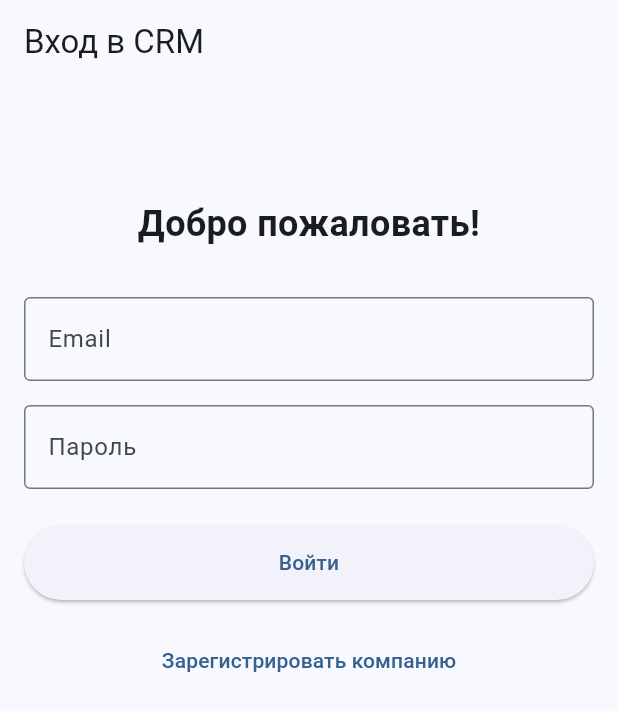
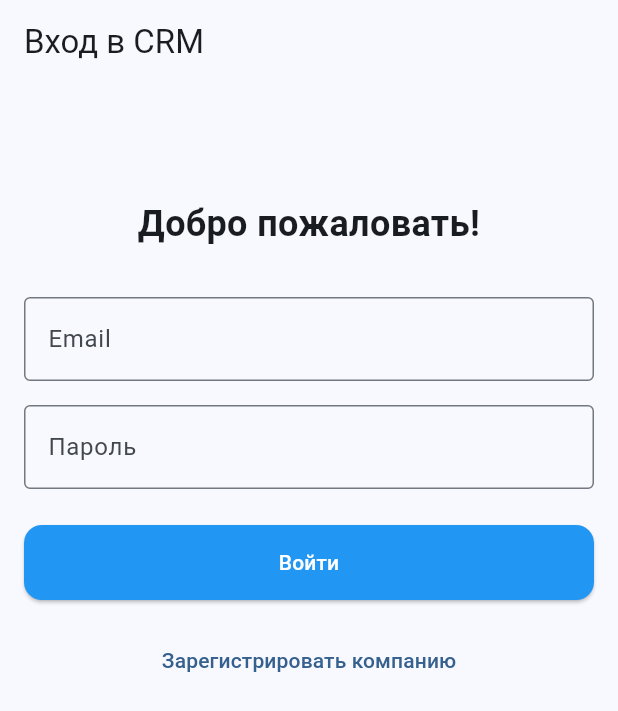
Before and after one commit to rgobov/crm, a Flutter app: the screen it shows after launch, on a phone screen of 412 x 824 dp. Shown: the top 711 px of the screen. Run offline on Flutter 3.47's test engine with Material 3 defaults, Android fonts, the phone set to English and light mode, and no system bars; our stand-ins replace connectivity_plus, dio, flutter_secure_storage, get_it, shared_preferences, table_calendar; missing offline and left inert: linked_scroll_controller, stomp_dart_client, telegram_web_app; accounts and stored records are empty; network calls fail.

Commit message:
стилизация под телеграм

```diff
--- a/lib/main.dart
+++ b/lib/main.dart
@@ -11,36 +11,64 @@ import 'package:try_neuro/core/utils/platform_utils.dart';
 import 'package:flutter/foundation.dart';
 
 void main() {
-  // Максимально стандартный запуск без лишних оберток
   WidgetsFlutterBinding.ensureInitialized();
   setupServiceLocator();
   runApp(const MyApp());
 }
 
-class MyApp extends StatelessWidget {
+class MyApp extends StatefulWidget {
   const MyApp({super.key});
 
   @override
-  Widget build(BuildContext context) {
-    // Фоновые задачи запускаем через минимальную задержку
-    Timer.run(() async {
+  State<MyApp> createState() => _MyAppState();
+}
+
+class _MyAppState extends State<MyApp> {
+  @override
+  void initState() {
+    super.initState();
+    _initApp();
+  }
+
+  Future<void> _initApp() async {
     await initializeDateFormatting('ru_RU', null);
     Intl.defaultLocale = 'ru_RU';
 
+    // Если мы в Telegram, сообщаем ему, что приложение готово
     if (kIsWeb && PlatformUtils.instance.isTelegramSupported) {
       PlatformUtils.instance.ready();
+      PlatformUtils.instance.expand(); // Разворачиваем на весь экран
     }
 
     sl<SyncService>().start();
     sl<TimeService>().sync().catchError((e) => debugPrint('Sync error: $e'));
-    });
+  }
+
+  @override
+  Widget build(BuildContext context) {
+    // Получаем цвет кнопки из Telegram или используем стандартный синий
+    final Color primaryColor = PlatformUtils.instance.telegramButtonColor ?? Colors.blue;
+    final bool isDark = PlatformUtils.instance.isTelegramDarkMode;
 
     return MaterialApp(
       title: 'Try Neuro CRM',
       debugShowCheckedModeBanner: false,
       theme: ThemeData(
         useMaterial3: true,
-        colorScheme: ColorScheme.fromSeed(seedColor: Colors.blue),
+        brightness: isDark ? Brightness.dark : Brightness.light,
+        colorScheme: ColorScheme.fromSeed(
+          seedColor: primaryColor,
+          brightness: isDark ? Brightness.dark : Brightness.light,
+        ),
+        // Стилизуем кнопки под стиль Telegram
+        elevatedButtonTheme: ElevatedButtonThemeData(
+          style: ElevatedButton.styleFrom(
+            backgroundColor: primaryColor,
+            foregroundColor: Colors.white,
+            minimumSize: const Size(double.infinity, 50),
+            shape: RoundedRectangleBorder(borderRadius: BorderRadius.circular(12)),
+          ),
+        ),
       ),
       localizationsDelegates: const [
         GlobalMaterialLocalizations.delegate,
@@ -48,7 +76,7 @@ class MyApp extends StatelessWidget {
         GlobalCupertinoLocalizations.delegate,
       ],
       supportedLocales: const [Locale('ru', 'RU')],
-      home: const LoginScreen(), // Сразу идем на логин
+      home: const LoginScreen(),
     );
   }
 }
```
Lines whose indentation alone changed are shown as unchanged.
